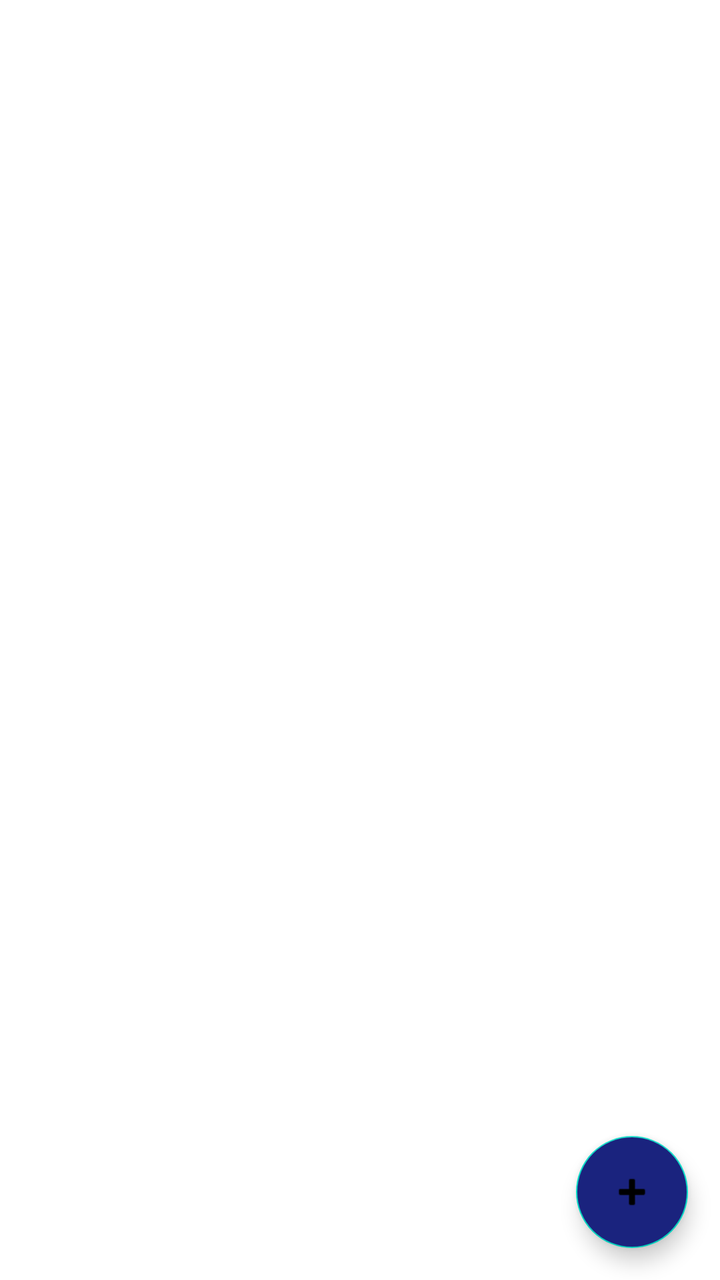
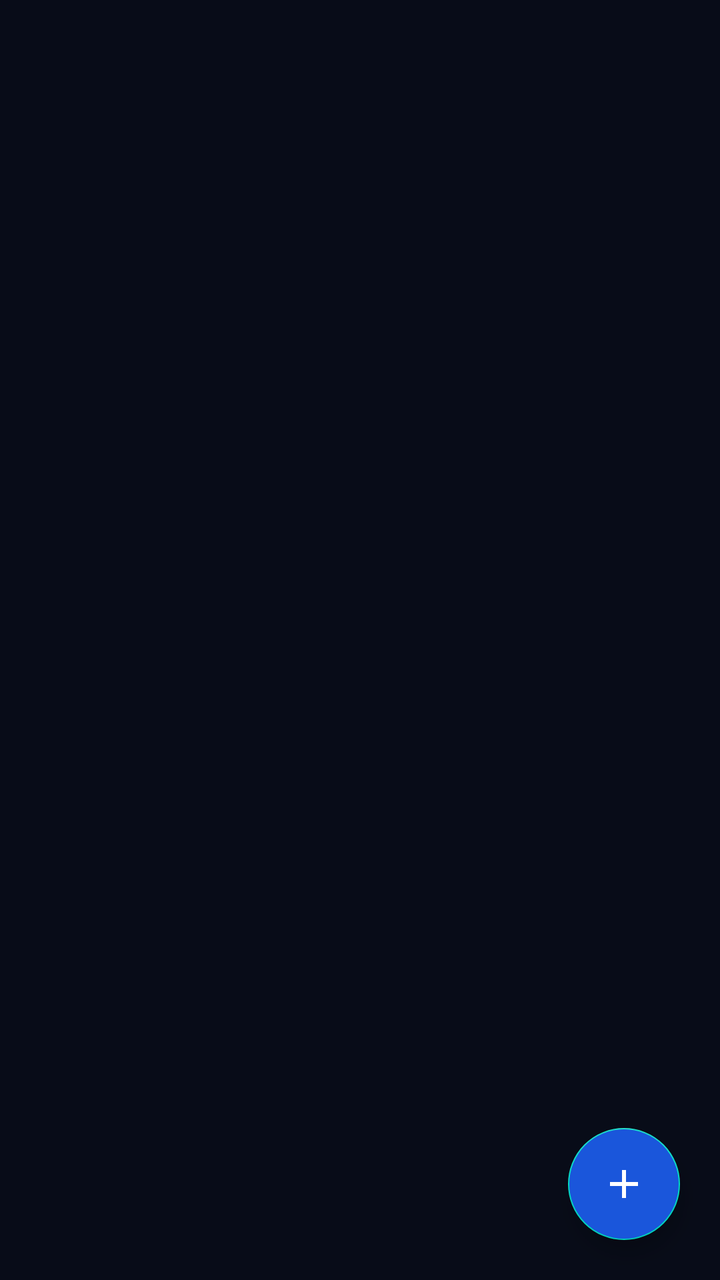

Two renders of the same Android screen: before a commit and after it. Below are the layout's source before the change and the commit's diff.
<!-- AndroidManifest.xml: application theme Theme.RGMCInventory -->
<!-- res/layout/fragment_notes.xml -->
<?xml version="1.0" encoding="utf-8"?>
<androidx.coordinatorlayout.widget.CoordinatorLayout
    xmlns:android="http://schemas.android.com/apk/res/android"
    xmlns:app="http://schemas.android.com/apk/res-auto"
    android:layout_width="match_parent"
    android:layout_height="match_parent">

    <androidx.recyclerview.widget.RecyclerView
        android:id="@+id/rvNotes"
        android:layout_width="match_parent"
        android:layout_height="match_parent"
        android:padding="8dp"/>

    <com.google.android.material.floatingactionbutton.FloatingActionButton
        android:id="@+id/fabAdd"
        android:layout_width="wrap_content"
        android:layout_height="wrap_content"
        android:layout_gravity="bottom|end"
        android:layout_margin="16dp"
        app:srcCompat="@android:drawable/ic_input_add"
        android:backgroundTint="#1A237E"/>

</androidx.coordinatorlayout.widget.CoordinatorLayout>
<!-- resources referenced by this layout -->
<resources>
  <style name="Theme.RGMCInventory" parent="Theme.MaterialComponents.DayNight.DarkActionBar">
          <item name="colorPrimary">@color/colorPrimary</item>
          <item name="colorPrimaryDark">@color/colorPrimaryDark</item>
          <item name="colorAccent">@color/colorAccent</item>
          <item name="android:statusBarColor">@color/colorPrimaryDark</item>
      </style>
  <color name="colorPrimary">#1A237E</color>
  <color name="colorPrimaryDark">#0D1460</color>
  <color name="colorAccent">#3949AB</color>
</resources>

<!-- the commit's change to res/layout/fragment_notes.xml (unified diff, before → after) -->
@@ -3,21 +3,24 @@
     xmlns:android="http://schemas.android.com/apk/res/android"
     xmlns:app="http://schemas.android.com/apk/res-auto"
     android:layout_width="match_parent"
-    android:layout_height="match_parent">
+    android:layout_height="match_parent"
+    android:background="@color/colorBackground">
 
     <androidx.recyclerview.widget.RecyclerView
         android:id="@+id/rvNotes"
         android:layout_width="match_parent"
         android:layout_height="match_parent"
-        android:padding="8dp"/>
+        android:padding="12dp"
+        android:clipToPadding="false"/>
 
     <com.google.android.material.floatingactionbutton.FloatingActionButton
         android:id="@+id/fabAdd"
         android:layout_width="wrap_content"
         android:layout_height="wrap_content"
         android:layout_gravity="bottom|end"
-        android:layout_margin="16dp"
-        app:srcCompat="@android:drawable/ic_input_add"
-        android:backgroundTint="#1A237E"/>
+        android:layout_margin="20dp"
+        app:srcCompat="@drawable/ic_add"
+        android:backgroundTint="@color/colorPrimary"
+        app:tint="@color/white"/>
 
 </androidx.coordinatorlayout.widget.CoordinatorLayout>
<!-- resource entries referenced after the edit -->
@@ -1,13 +1,66 @@
 <!-- resources referenced by this layout -->
 <resources>
+  <color name="colorBackground">#080C18</color>
   <style name="Theme.RGMCInventory" parent="Theme.MaterialComponents.DayNight.DarkActionBar">
-          <item name="colorPrimary">@color/colorPrimary</item>
-          <item name="colorPrimaryDark">@color/colorPrimaryDark</item>
-          <item name="colorAccent">@color/colorAccent</item>
-          <item name="android:statusBarColor">@color/colorPrimaryDark</item>
+          <item name="colorPrimary">@color/colorSurface</item>
+          <item name="colorPrimaryDark">@color/colorBackground</item>
+          <item name="colorAccent">@color/colorPrimary</item>
+          <item name="android:windowBackground">@color/colorBackground</item>
+          <item name="android:statusBarColor">@color/colorBackground</item>
+          <item name="android:navigationBarColor">@color/colorSurface</item>
+          <item name="android:windowLightStatusBar">false</item>
+          <item name="colorSurface">@color/colorSurface</item>
+          <item name="colorOnSurface">@color/colorTextPrimary</item>
+          <item name="colorOnBackground">@color/colorTextPrimary</item>
+          <item name="colorOnPrimary">@color/white</item>
+          <item name="actionBarStyle">@style/Widget.RGMC.ActionBar</item>
+          <item name="actionBarTheme">@style/ThemeOverlay.RGMC.ActionBar</item>
+          <item name="materialCardViewStyle">@style/Widget.RGMC.CardView</item>
+          <item name="android:spinnerStyle">@style/Widget.RGMC.Spinner</item>
+          <item name="android:dropDownSpinnerStyle">@style/Widget.RGMC.Spinner</item>
       </style>
-  <color name="colorPrimary">#1A237E</color>
-  <color name="colorPrimaryDark">#0D1460</color>
-  <color name="colorAccent">#3949AB</color>
+  <color name="colorSurface">#0D1426</color>
+  <color name="colorTextPrimary">#E2E8F0</color>
+  <style name="Widget.RGMC.ActionBar" parent="Widget.AppCompat.ActionBar.Solid">
+          <item name="background">@color/colorSurface</item>
+          <item name="elevation">0dp</item>
+          <item name="titleTextStyle">@style/TextAppearance.RGMC.ActionBarTitle</item>
+      </style>
+  <style name="ThemeOverlay.RGMC.ActionBar" parent="ThemeOverlay.AppCompat.Dark.ActionBar">
+          <item name="android:textColorPrimary">@color/colorTextPrimary</item>
+          <item name="colorControlNormal">@color/colorTextSecondary</item>
+      </style>
+  <style name="Widget.RGMC.CardView" parent="Widget.MaterialComponents.CardView">
+          <item name="cardBackgroundColor">@color/colorSurface</item>
+          <item name="cardCornerRadius">12dp</item>
+          <item name="cardElevation">0dp</item>
+          <item name="strokeColor">@color/colorBorder</item>
+          <item name="strokeWidth">1dp</item>
+      </style>
+  <style name="Widget.RGMC.Spinner" parent="Widget.AppCompat.Spinner">
+          <item name="android:background">@null</item>
+          <item name="android:popupBackground">@color/colorSurfaceVariant</item>
+      </style>
+  <style name="TextAppearance.RGMC.ActionBarTitle" parent="TextAppearance.AppCompat.Widget.ActionBar.Title">
+          <item name="android:textColor">@color/colorTextPrimary</item>
+          <item name="android:textSize">16sp</item>
+          <item name="android:letterSpacing">0.03</item>
+      </style>
+  <color name="colorTextSecondary">#64748B</color>
+  <color name="colorBorder">#1A2E4A</color>
+  <color name="colorSurfaceVariant">#111B35</color>
+  <color name="colorPrimary">#1A56DB</color>
+  <color name="white">#FFFFFF</color>
+  <!-- drawable ic_add (drawable) -->
+  <?xml version="1.0" encoding="utf-8"?>
+  <vector xmlns:android="http://schemas.android.com/apk/res/android"
+      android:width="24dp"
+      android:height="24dp"
+      android:viewportWidth="24"
+      android:viewportHeight="24">
+      <path
+          android:fillColor="#FFFFFFFF"
+          android:pathData="M19,13h-6v6h-2v-6H5v-2h6V5h2v6h6v2z"/>
+  </vector>
 </resources>
 
